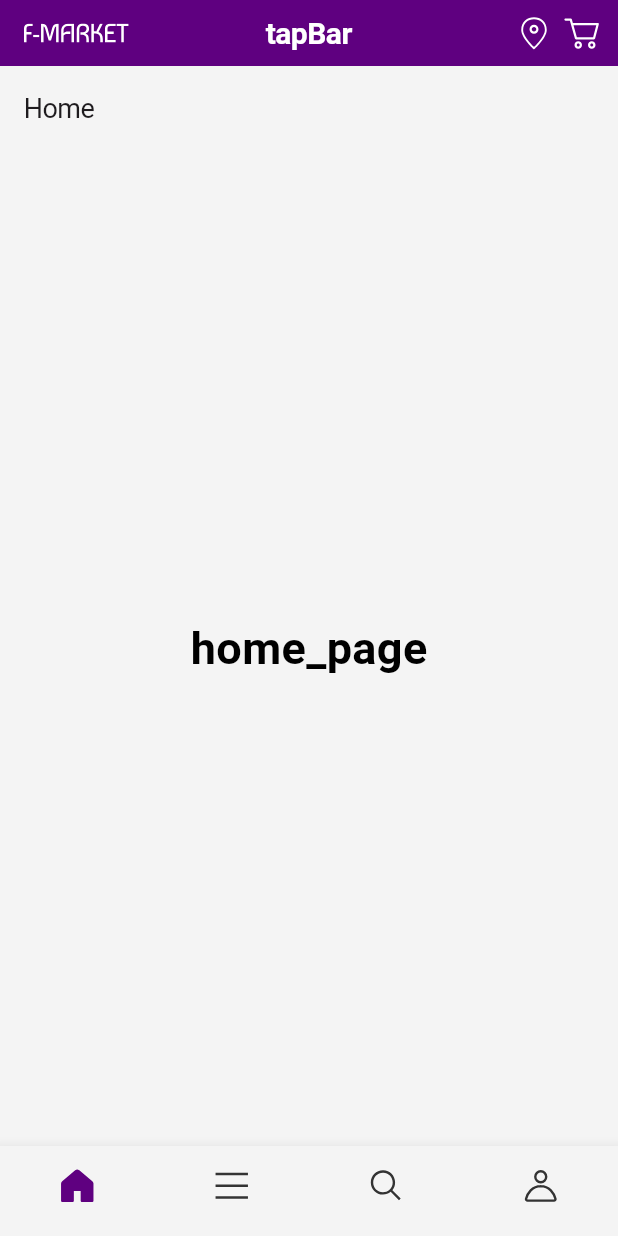
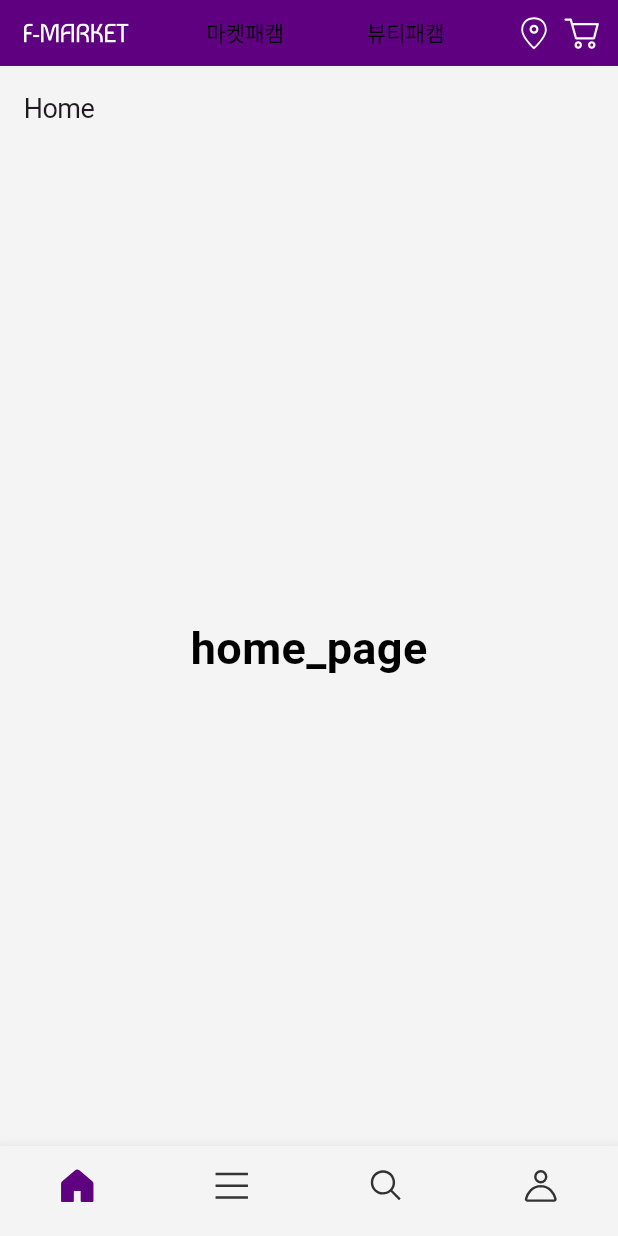
Before and after one commit to ParkJS09/flutter_commerce, a Flutter app: the screen it shows after launch, on a phone screen of 412 x 824 dp. Run offline on Flutter 3.47's test engine with Material 3 defaults, Android fonts, the phone set to English and light mode, and no system bars; our stand-ins replace flutter_bloc, flutter_svg, go_router; Roboto replaces fonts that are missing (Pretendard).

Commit message:
[MainPage] AppBar cubit 적용

```diff
--- a/lib/presentation/main/component/top_app_bar/default_app_bar.dart
+++ b/lib/presentation/main/component/top_app_bar/default_app_bar.dart
@@ -1,8 +1,11 @@
 import 'package:flutter/material.dart';
+import 'package:flutter_bloc/flutter_bloc.dart';
 import 'package:flutter_commerce/presentation/main/cubit/bottom_nav_cubit.dart';
 import 'package:flutter_svg/svg.dart';
 
 import '../../../../core/theme/constant/app_icons.dart';
+import '../../../../core/theme/custom/custom_theme.dart';
+import '../../cubit/mall_type_cubit.dart';
 
 class DefaultAppBar extends StatelessWidget {
   const DefaultAppBar(this.bottomNav, {super.key});
@@ -11,15 +14,21 @@ class DefaultAppBar extends StatelessWidget {
 
   @override
   Widget build(BuildContext context) {
+    return BlocBuilder<MallTypeCubit, MallType>(
+      builder: (_, state) {
         return Container(
           //Container를 활용하여 AppBar 영역 패딩 적용
           padding: const EdgeInsets.symmetric(vertical: 6, horizontal: 8),
-      color: Theme.of(context).colorScheme.primary,
+          color: state.isMarket
+              ? Theme.of(context).colorScheme.primary
+              : Theme.of(context).colorScheme.background,
           child: AppBar(
             title: Text(
               bottomNav.toName,
               style: TextStyle(
-            color: Colors.white,
+                color: state.isMarket
+                    ? Theme.of(context).colorScheme.background
+                    : Theme.of(context).colorScheme.contentPrimary,
                 fontSize: 20,
                 fontWeight: FontWeight.bold,
               ),
@@ -28,5 +37,7 @@ class DefaultAppBar extends StatelessWidget {
             centerTitle: true,
           ),
         );
+      },
+    );
   }
 }
--- a/lib/presentation/main/component/top_app_bar/home_app_bar.dart
+++ b/lib/presentation/main/component/top_app_bar/home_app_bar.dart
@@ -1,30 +1,54 @@
 import 'package:flutter/material.dart';
+import 'package:flutter_bloc/flutter_bloc.dart';
+import 'package:flutter_commerce/presentation/main/cubit/mall_type_cubit.dart';
 import 'package:flutter_svg/flutter_svg.dart';
 
 import '../../../../core/theme/constant/app_icons.dart';
+import '../../../../core/theme/custom/custom_theme.dart';
 
 class HomeAppBar extends StatelessWidget {
   const HomeAppBar({super.key});
 
   @override
   Widget build(BuildContext context) {
-    return Container(
-      //Container를 활용하여 AppBar 영역 패딩 적용
-      padding: const EdgeInsets.symmetric(vertical: 6, horizontal: 8),
-      color: Theme.of(context).colorScheme.primary,
+    return BlocBuilder<MallTypeCubit, MallType>(
+      builder: (_, state) {
+        return AnimatedContainer(
+          padding: const EdgeInsets.symmetric(
+            vertical: 6,
+            horizontal: 8,
+          ),
+          color: state.isMarket
+              ? Theme.of(context).colorScheme.primary
+              : Theme.of(context).colorScheme.background,
           child: AppBar(
             leading: Padding(
               padding: const EdgeInsets.all(8.0),
               child: SvgPicture.asset(
                 AppIcons.mainLogo,
+                colorFilter: ColorFilter.mode(
+                  state.isMarket
+                      ? Theme.of(context).colorScheme.onPrimary
+                      : Theme.of(context).colorScheme.primary,
+                  BlendMode.srcIn,
                 ),
               ),
-        title: Text(
-          'tapBar',
-          style: TextStyle(
-            color: Colors.white,
-            fontSize: 20,
-            fontWeight: FontWeight.bold,
+            ),
+            title: DefaultTabController(
+              length: MallType.values.length,
+              initialIndex: state.index,
+              child: TabBar(
+                labelColor: Colors.black,
+                unselectedLabelColor: Colors.black,
+                onTap: (index) {
+                  context.read<MallTypeCubit>().changeIndex(index);
+                },
+                tabs: List.generate(
+                  MallType.values.length,
+                  (index) => Tab(
+                    child: Text(MallType.values[index].toName),
+                  ),
+                ),
               ),
             ),
             actions: [
@@ -33,7 +57,9 @@ class HomeAppBar extends StatelessWidget {
                 child: SvgPicture.asset(
                   AppIcons.location,
                   colorFilter: ColorFilter.mode(
-                Theme.of(context).colorScheme.background,
+                    state.isMarket
+                        ? Theme.of(context).colorScheme.background
+                        : Theme.of(context).colorScheme.contentPrimary,
                     BlendMode.srcIn,
                   ),
                 ),
@@ -43,16 +69,21 @@ class HomeAppBar extends StatelessWidget {
                 child: SvgPicture.asset(
                   AppIcons.cart,
                   colorFilter: ColorFilter.mode(
-                Theme.of(context).colorScheme.background,
+                    state.isMarket
+                        ? Theme.of(context).colorScheme.background
+                        : Theme.of(context).colorScheme.contentPrimary,
                     BlendMode.srcIn,
                   ),
                 ),
-          )
+              ),
             ],
             backgroundColor: Colors.transparent,
             centerTitle: true,
             leadingWidth: 86,
           ),
+          duration: const Duration(microseconds: 400),
+        );
+      },
     );
   }
 }
--- /dev/null
+++ b/lib/presentation/main/cubit/mall_type_cubit.dart
@@ -0,0 +1,24 @@
+import 'package:flutter_bloc/flutter_bloc.dart';
+
+enum MallType { market, beauty }
+
+class MallTypeCubit extends Cubit<MallType> {
+  MallTypeCubit() : super(MallType.market);
+
+  void changeIndex(int index) => emit(MallType.values[index]);
+}
+
+extension MallTypeX on MallType {
+  String get toName {
+    switch (this) {
+      case MallType.market:
+        return '마켓패캠';
+      case MallType.beauty:
+        return '뷰티패캠';
+    }
+  }
+
+  bool get isMarket => this == MallType.market;
+
+  bool get isBeauty => this == MallType.beauty;
+}
--- a/lib/presentation/main/main_screen.dart
+++ b/lib/presentation/main/main_screen.dart
@@ -9,14 +9,22 @@ import '../search/search_page.dart';
 import '../user/user_page.dart';
 import 'component/top_app_bar/top_app_bar.dart';
 import 'cubit/bottom_nav_cubit.dart';
+import 'cubit/mall_type_cubit.dart';
 
 class MainScreen extends StatelessWidget {
   const MainScreen({super.key});
 
   @override
   Widget build(BuildContext context) {
-    return BlocProvider(
-      create: (_) => BottomNavCubit(),
+    return MultiBlocProvider(
+      providers: [
+        BlocProvider(
+          create: (_) => BottomNavCubit(),
+        ),
+        BlocProvider(
+          create: (_) => MallTypeCubit(),
+        ),
+      ],
       child: const MainScreenView(),
     );
   }
```
Lines whose indentation alone changed are shown as unchanged.
